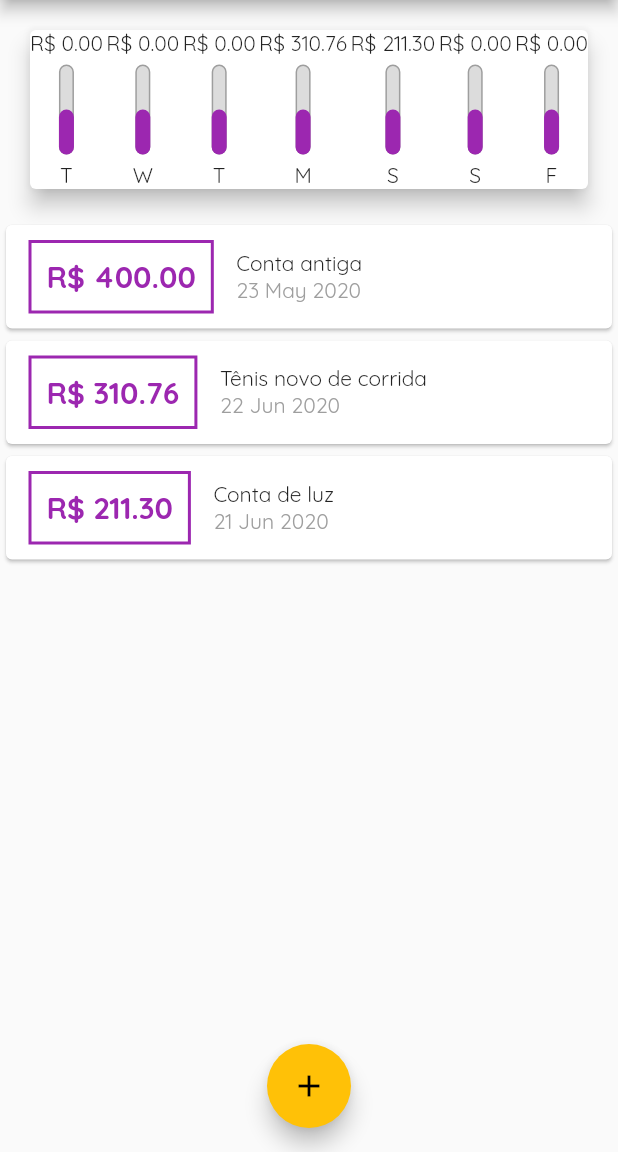
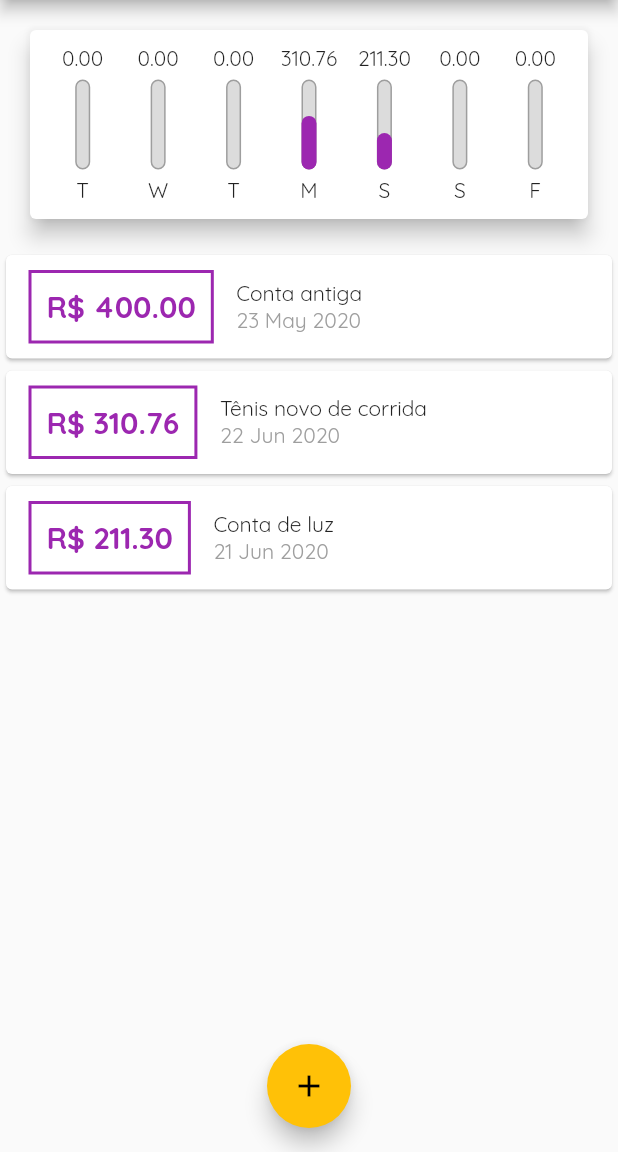
Before and after one commit to s7Thiago/expenses-app, a Flutter app: the screen it shows after launch, on a phone screen of 412 x 824 dp, the part 84-1236 px from its top. Run offline on Flutter 3.47's test engine with Material 2 defaults, Android fonts, the phone set to English and light mode, and no system bars; statements that could not run were skipped.

Commit message:
Some adjusts on chart bars

```diff
--- a/lib/components/chart.dart
+++ b/lib/components/chart.dart
@@ -32,21 +32,34 @@ class Chart extends StatelessWidget {
     });
   }
 
+  double get _weekTotalValue {
+    return groupedTransactions.fold(
+      0.0,
+      (previousValue, transaction) =>
+          (transaction['value'] as double) + previousValue,
+    );
+  }
+
   @override
   Widget build(BuildContext context) {
-    groupedTransactions;
     return Card(
       elevation: 6,
       margin: EdgeInsets.all(20),
+      child: Padding(
+        padding: const EdgeInsets.all(10.0),
         child: Row(
-        mainAxisAlignment: MainAxisAlignment.spaceBetween,
+          mainAxisAlignment: MainAxisAlignment.spaceAround,
           children: groupedTransactions.map((transaction) {
-          return ChartBar(
+            return Flexible(
+              fit: FlexFit.tight,
+              child: ChartBar(
                 label: transaction['day'],
                 value: transaction['value'],
-            percentage: 0.5,
+                percentage: (transaction['value'] as double) / _weekTotalValue,
+              ),
             );
           }).toList(),
+        ),
       ),
     );
   }
--- a/lib/components/chart_bar.dart
+++ b/lib/components/chart_bar.dart
@@ -15,7 +15,7 @@ class ChartBar extends StatelessWidget {
   Widget build(BuildContext context) {
     return Column(
       children: [
-        Text('R\$ ${value.toStringAsFixed(2)}'),
+        FittedBox(child: Text('${value.toStringAsFixed(2)}')),
         Container(
           margin: EdgeInsets.symmetric(vertical: 5),
           height: 60,
```
Lines whose indentation alone changed are shown as unchanged.
